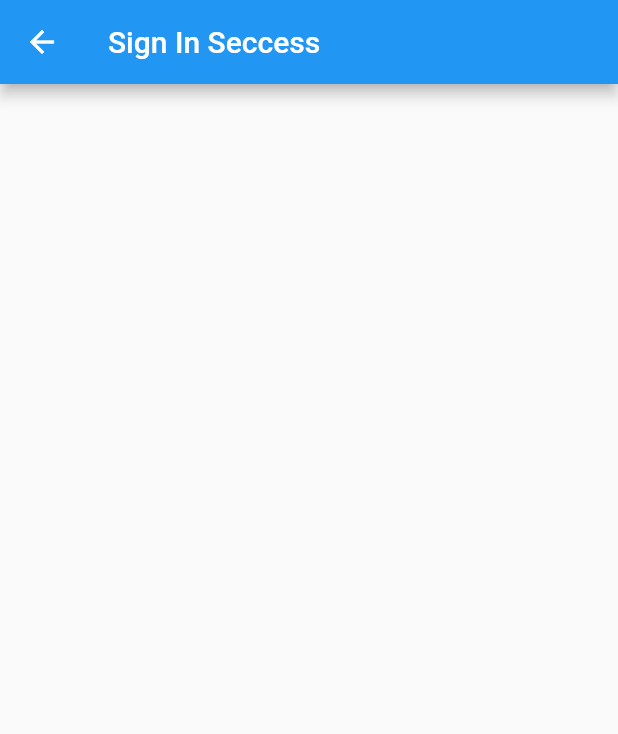
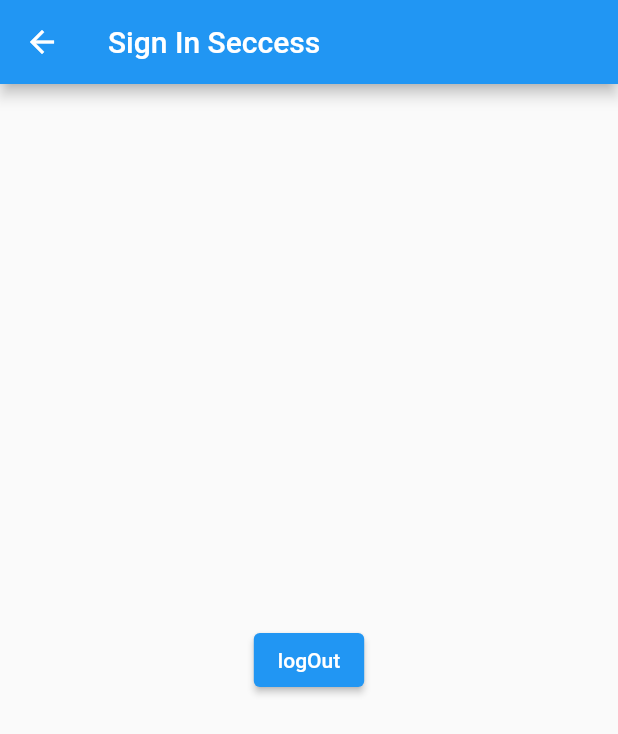
Before and after one commit to miladmirkhan/sign_in_firebase, a Flutter app: the SignIn screen opened directly, on a phone screen of 412 x 824 dp. Shown: the top 734 px of the screen. Run offline on Flutter 3.47's test engine with Material 2 defaults, Android fonts, the phone set to English and light mode, and no system bars; our stand-ins replace firebase_auth, firebase_core; accounts and stored records are empty.

Commit message:
add sign out

```diff
--- a/lib/main.dart
+++ b/lib/main.dart
@@ -187,6 +187,17 @@ class SignIn extends StatelessWidget {
         title: Text("Sign In Seccess"),
       ),
 
+        body: Center(
+          child: Column(
+            mainAxisAlignment: MainAxisAlignment.center,
+            crossAxisAlignment: CrossAxisAlignment.center,
+            children: [
+              ElevatedButton(onPressed: ()async{
+                await FirebaseAuth.instance.signOut();
+              }, child: Text("logOut"))
+            ],
+          ),
+        )
     );
   }
 }
```
